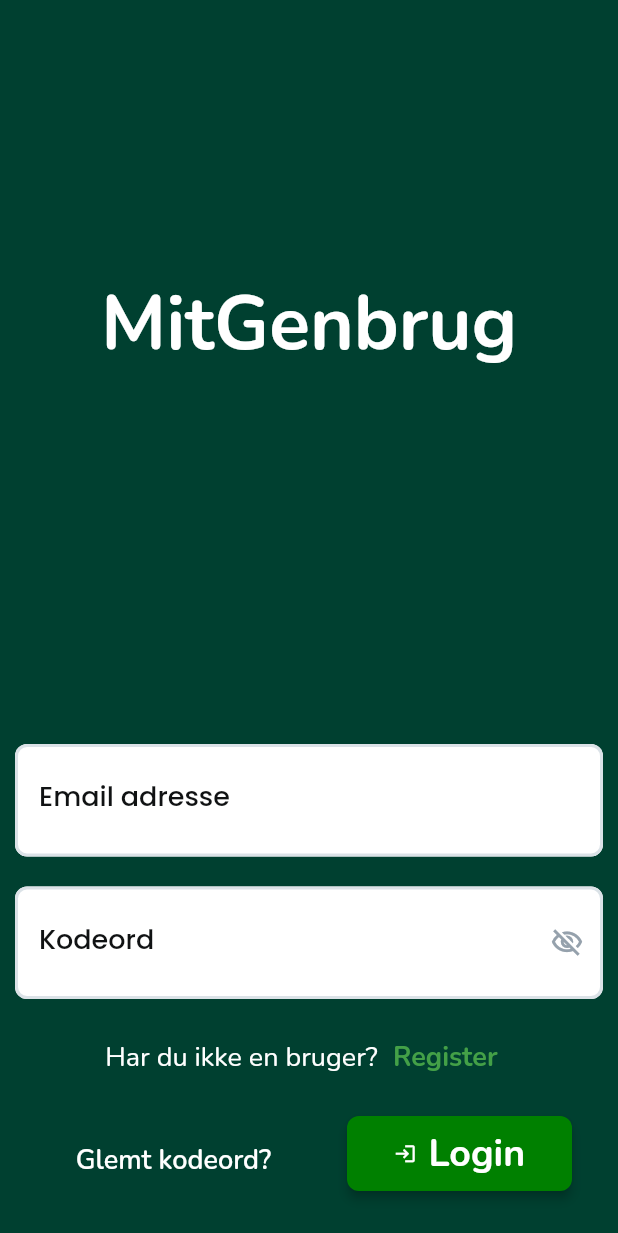
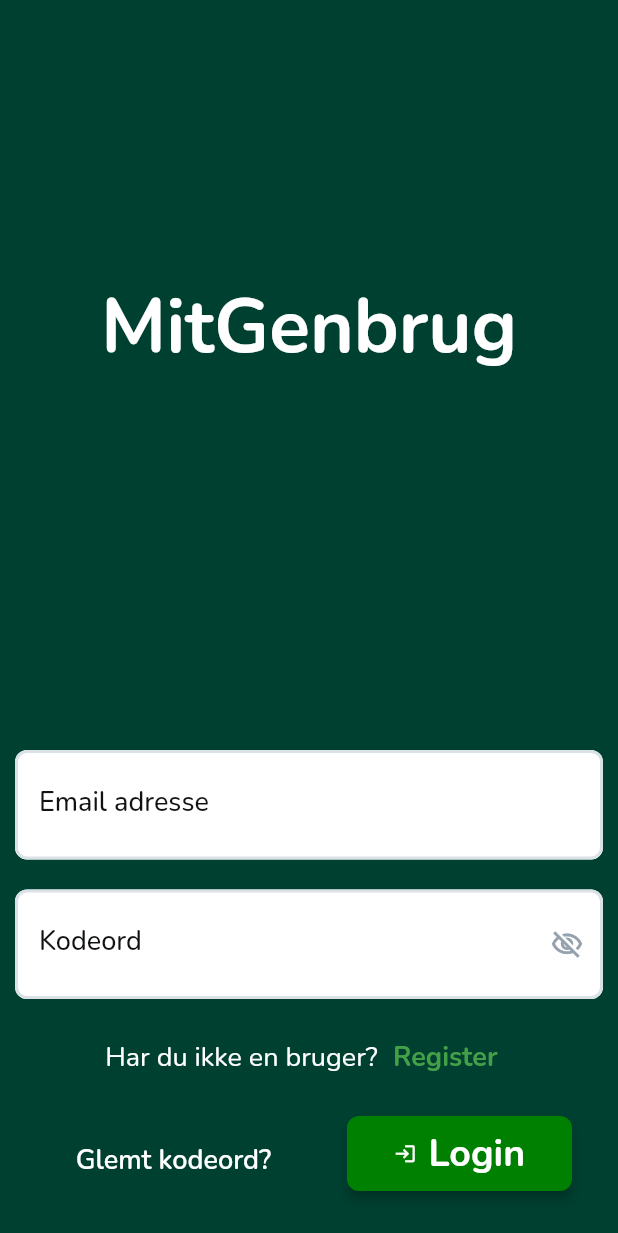
Before and after one commit to Mikkle98/genbrugsapplikation, a Flutter app: the screen it shows after launch, after a tap on "Spring over", on a phone screen of 412 x 824 dp. Shown: the top 1233 px of the screen. Run offline on Flutter 3.47's test engine with Material 2 defaults, Android fonts, the phone set to English and light mode, and no system bars; drawn by our look-alikes of auto_size_text; our stand-ins replace built_collection, built_value, cloud_firestore, easy_debounce, firebase_auth, firebase_core and 14 more; missing offline and left inert: json_path, text_search; accounts and stored records are empty.

Commit message:
Font ændret

```diff
--- a/lib/bekraeft_tid/bekraeft_tid_widget.dart
+++ b/lib/bekraeft_tid/bekraeft_tid_widget.dart
@@ -107,7 +107,7 @@ class _BekraeftTidWidgetState extends State<BekraeftTidWidget> {
               title: Text(
                 'Bestil tid',
                 style: FlutterFlowTheme.of(context).headlineMedium.override(
-                      fontFamily: 'Poppins',
+                      fontFamily: 'Nunito',
                       color: Colors.white,
                       fontSize: 25.0,
                       fontWeight: FontWeight.bold,
--- a/lib/bestiltidtid/bestiltidtid_widget.dart
+++ b/lib/bestiltidtid/bestiltidtid_widget.dart
@@ -322,7 +322,7 @@ class _BestiltidtidWidgetState extends State<BestiltidtidWidget> {
                                               FlutterFlowTheme.of(context)
                                                   .titleSmall
                                                   .override(
-                                                    fontFamily: 'Poppins',
+                                                    fontFamily: 'Nunito',
                                                     color: Colors.white,
                                                     fontSize: 25.0,
                                                     fontWeight:
--- a/lib/dineruter/dineruter_widget.dart
+++ b/lib/dineruter/dineruter_widget.dart
@@ -125,7 +125,7 @@ class _DineruterWidgetState extends State<DineruterWidget> {
                   child: Text(
                     'Her kan du lave en ny rute',
                     style: FlutterFlowTheme.of(context).bodyMedium.override(
-                          fontFamily: 'Poppins',
+                          fontFamily: 'Nunito',
                           color: FlutterFlowTheme.of(context).primaryBtnText,
                           fontSize: 20.0,
                         ),
@@ -189,7 +189,7 @@ class _DineruterWidgetState extends State<DineruterWidget> {
                   child: Text(
                     'Her kan du se dine gamle ruter',
                     style: FlutterFlowTheme.of(context).bodyMedium.override(
-                          fontFamily: 'Poppins',
+                          fontFamily: 'Nunito',
                           color: FlutterFlowTheme.of(context).primaryBtnText,
                           fontSize: 20.0,
                         ),
--- a/lib/login/login_widget.dart
+++ b/lib/login/login_widget.dart
@@ -89,12 +89,12 @@ class _LoginWidgetState extends State<LoginWidget> {
                     labelText: 'Email adresse',
                     labelStyle:
                     FlutterFlowTheme.of(context).labelLarge.override(
-                      fontFamily: 'Poppins',
+                      fontFamily: 'Nunito',
                       fontSize: 18,
                     ),
                     hintText: 'Indtast email',
                     hintStyle: FlutterFlowTheme.of(context).labelLarge.override(
-                      fontFamily: 'Poppins',
+                      fontFamily: 'Nunito',
                       fontSize: 18,
                     ),
                     enabledBorder: OutlineInputBorder(
@@ -131,7 +131,7 @@ class _LoginWidgetState extends State<LoginWidget> {
                     EdgeInsetsDirectional.fromSTEB(16, 24, 16, 24),
                   ),
                   style: FlutterFlowTheme.of(context).bodyMedium.override(
-                    fontFamily: 'Poppins',
+                    fontFamily: 'Nunito',
                     fontSize: 18,
                     fontWeight: FontWeight.normal,
                   ),
@@ -149,13 +149,13 @@ class _LoginWidgetState extends State<LoginWidget> {
                       labelText: 'Kodeord',
                       labelStyle:
                       FlutterFlowTheme.of(context).labelLarge.override(
-                        fontFamily: 'Poppins',
+                        fontFamily: 'Nunito',
                         fontSize: 18,
                       ),
                       hintText: 'Indsæt password',
                       hintStyle:
                       FlutterFlowTheme.of(context).labelLarge.override(
-                        fontFamily: 'Poppins',
+                        fontFamily: 'Nunito',
                         fontSize: 18,
                       ),
                       enabledBorder: OutlineInputBorder(
@@ -206,7 +206,7 @@ class _LoginWidgetState extends State<LoginWidget> {
                       ),
                     ),
                     style: FlutterFlowTheme.of(context).bodyMedium.override(
-                      fontFamily: 'Poppins',
+                      fontFamily: 'Nunito',
                       fontSize: 18,
                       fontWeight: FontWeight.normal,
                     ),
--- a/lib/reward_page/reward_page_widget.dart
+++ b/lib/reward_page/reward_page_widget.dart
@@ -69,7 +69,7 @@ class _RewardPageWidgetState extends State<RewardPageWidget> {
               title: Text(
                 'MitGenbrug',
                 style: FlutterFlowTheme.of(context).headlineMedium.override(
-                  fontFamily: 'Poppins',
+                  fontFamily: 'Nunito',
                   color: Colors.white,
                   fontSize: 25,
                   fontWeight: FontWeight.bold,
@@ -134,7 +134,7 @@ class _RewardPageWidgetState extends State<RewardPageWidget> {
                                     style: FlutterFlowTheme.of(context)
                                         .bodyMedium
                                         .override(
-                                      fontFamily: 'Poppins',
+                                      fontFamily: 'Nunito',
                                       fontSize: 20,
                                     ),
                                   ),
@@ -170,7 +170,7 @@ class _RewardPageWidgetState extends State<RewardPageWidget> {
                                             style: FlutterFlowTheme.of(context)
                                                 .bodyMedium
                                                 .override(
-                                              fontFamily: 'Poppins',
+                                              fontFamily: 'Nunito',
                                               fontSize: 20,
                                             ),
                                           ),
--- a/lib/wizard/wizard_widget.dart
+++ b/lib/wizard/wizard_widget.dart
@@ -58,9 +58,10 @@ class _WizardWidgetState extends State<WizardWidget> {
           title: Text(
             'Opsætningsguide',
             style: FlutterFlowTheme.of(context).headlineMedium.override(
-              fontFamily: 'Poppins',
+              fontFamily: 'Nunito',
               color: Colors.white,
-              fontSize: 22,
+              fontSize: 25,
+              fontWeight: FontWeight.bold,
             ),
           ),
           actions: [],
@@ -119,7 +120,7 @@ class _WizardWidgetState extends State<WizardWidget> {
                                         textStyle: FlutterFlowTheme.of(context)
                                             .titleSmall
                                             .override(
-                                          fontFamily: 'Poppins',
+                                          fontFamily: 'Nunito',
                                           color: Colors.white,
                                         ),
                                         borderSide: BorderSide(
@@ -141,7 +142,7 @@ class _WizardWidgetState extends State<WizardWidget> {
                                         style: FlutterFlowTheme.of(context)
                                             .bodyMedium
                                             .override(
-                                          fontFamily: 'Poppins',
+                                          fontFamily: 'Nunito',
                                           color:
                                           FlutterFlowTheme.of(context)
                                               .primaryBtnText,
@@ -181,7 +182,7 @@ class _WizardWidgetState extends State<WizardWidget> {
                                           style: FlutterFlowTheme.of(context)
                                               .bodyMedium
                                               .override(
-                                            fontFamily: 'Poppins',
+                                            fontFamily: 'Nunito',
                                             color:
                                             FlutterFlowTheme.of(context)
                                                 .primaryBtnText,
@@ -197,7 +198,7 @@ class _WizardWidgetState extends State<WizardWidget> {
                                           style: FlutterFlowTheme.of(context)
                                               .bodyMedium
                                               .override(
-                                            fontFamily: 'Poppins',
+                                            fontFamily: 'Nunito',
                                             color:
                                             FlutterFlowTheme.of(context)
                                                 .primaryBtnText,
@@ -213,7 +214,7 @@ class _WizardWidgetState extends State<WizardWidget> {
                                           style: FlutterFlowTheme.of(context)
                                               .bodyMedium
                                               .override(
-                                            fontFamily: 'Poppins',
+                                            fontFamily: 'Nunito',
                                             color:
                                             FlutterFlowTheme.of(context)
                                                 .primaryBtnText,
@@ -233,7 +234,7 @@ class _WizardWidgetState extends State<WizardWidget> {
                                             style: FlutterFlowTheme.of(context)
                                                 .bodyMedium
                                                 .override(
-                                              fontFamily: 'Poppins',
+                                              fontFamily: 'Nunito',
                                               color: FlutterFlowTheme.of(
                                                   context)
                                                   .primaryBtnText,
@@ -253,7 +254,7 @@ class _WizardWidgetState extends State<WizardWidget> {
                                             style: FlutterFlowTheme.of(context)
                                                 .bodyMedium
                                                 .override(
-                                              fontFamily: 'Poppins',
+                                              fontFamily: 'Nunito',
                                               color: FlutterFlowTheme.of(
                                                   context)
                                                   .primaryBtnText,
@@ -292,7 +293,7 @@ class _WizardWidgetState extends State<WizardWidget> {
                                             style: FlutterFlowTheme.of(context)
                                                 .bodyMedium
                                                 .override(
-                                              fontFamily: 'Poppins',
+                                              fontFamily: 'Nunito',
                                               color: FlutterFlowTheme.of(
                                                   context)
                                                   .primaryBtnText,
@@ -313,7 +314,7 @@ class _WizardWidgetState extends State<WizardWidget> {
                                             style: FlutterFlowTheme.of(context)
                                                 .bodyMedium
                                                 .override(
-                                              fontFamily: 'Poppins',
+                                              fontFamily: 'Nunito',
                                               color: FlutterFlowTheme.of(
                                                   context)
                                                   .primaryBtnText,
@@ -334,7 +335,7 @@ class _WizardWidgetState extends State<WizardWidget> {
                                             style: FlutterFlowTheme.of(context)
                                                 .bodyMedium
                                                 .override(
-                                              fontFamily: 'Poppins',
+                                              fontFamily: 'Nunito',
                                               color: FlutterFlowTheme.of(
                                                   context)
                                                   .primaryBtnText,
@@ -369,7 +370,7 @@ class _WizardWidgetState extends State<WizardWidget> {
                                             style: FlutterFlowTheme.of(context)
                                                 .bodyMedium
                                                 .override(
-                                              fontFamily: 'Poppins',
+                                              fontFamily: 'Nunito',
                                               color: FlutterFlowTheme.of(
                                                   context)
                                                   .primaryBtnText,
@@ -390,7 +391,7 @@ class _WizardWidgetState extends State<WizardWidget> {
                                             style: FlutterFlowTheme.of(context)
                                                 .bodyMedium
                                                 .override(
-                                              fontFamily: 'Poppins',
+                                              fontFamily: 'Nunito',
                                               color: FlutterFlowTheme.of(
                                                   context)
                                                   .primaryBtnText,
@@ -416,7 +417,7 @@ class _WizardWidgetState extends State<WizardWidget> {
                                         style: FlutterFlowTheme.of(context)
                                             .bodyMedium
                                             .override(
-                                          fontFamily: 'Poppins',
+                                          fontFamily: 'Nunito',
                                           color:
                                           FlutterFlowTheme.of(context)
                                               .primaryBtnText,
@@ -453,7 +454,7 @@ class _WizardWidgetState extends State<WizardWidget> {
                                           FlutterFlowTheme.of(context)
                                               .titleSmall
                                               .override(
-                                            fontFamily: 'Poppins',
+                                            fontFamily: 'Nunito',
                                             color: Colors.white,
                                             fontSize: 22,
                                           ),
```
Also changed, not shown: lib/bestiltid/bestiltid_widget.dart (+7 -7 lines), lib/bruger_side/bruger_side_widget.dart (+5 -5 lines), lib/informations_page/informations_page_widget.dart (+7 -7 lines), lib/om_pladsen/om_pladsen_widget.dart (+4 -4 lines), lib/q_r_side/q_r_side_widget.dart (+4 -4 lines), lib/ruteplanlaegger/ruteplanlaegger_widget.dart (+4 -4 lines), lib/search_page/search_page_widget.dart (+9 -9 lines), lib/signin/signin_widget.dart (+9 -9 lines), pubspec.yaml (+38 -38 lines), pubspec.lock.
